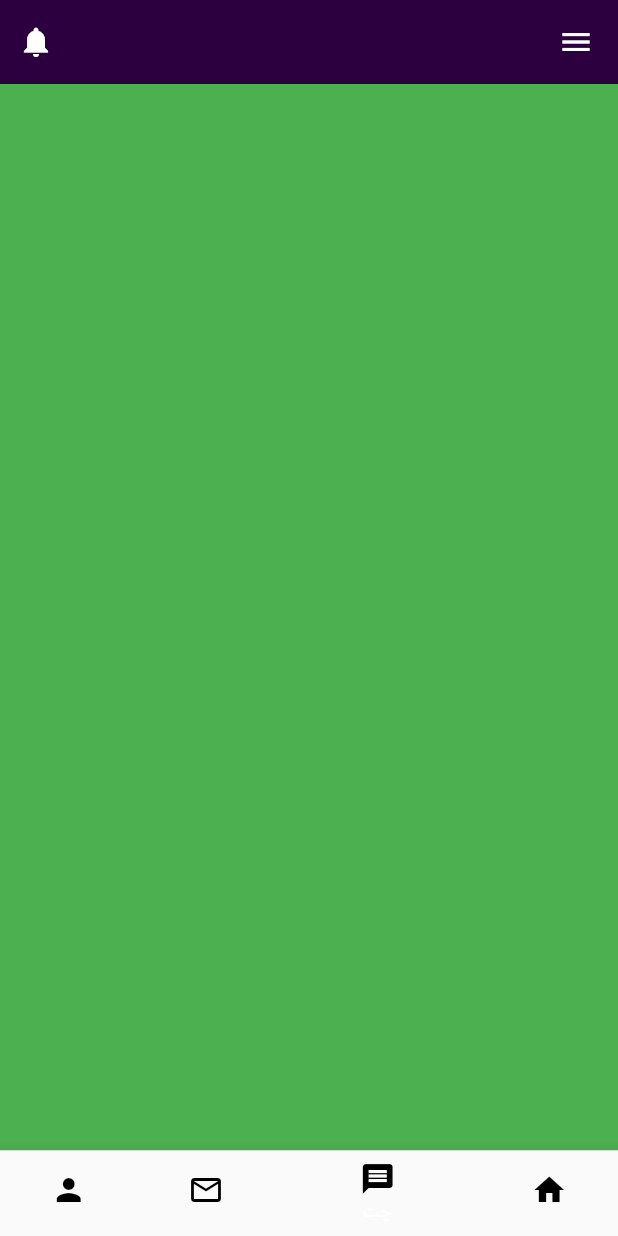
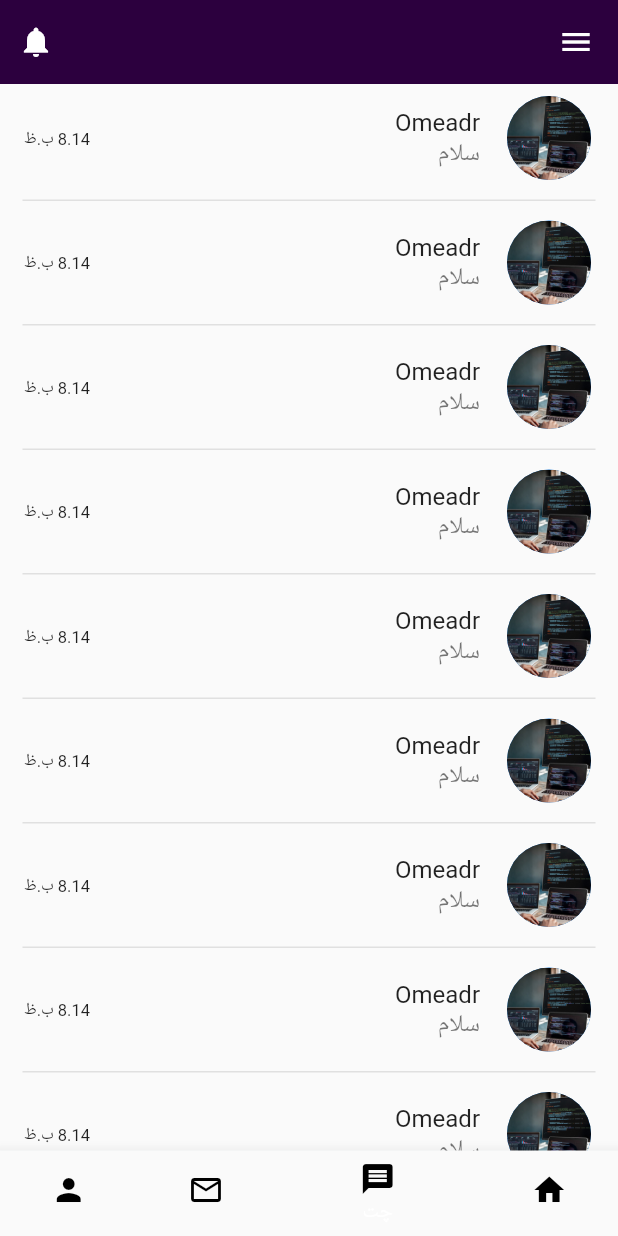
Before and after one commit to Mahdeei/Stube-application, a Flutter app: the screen it shows after launch, item 2 of the bottom bar chosen, on a phone screen of 412 x 824 dp. Run offline on Flutter 3.47's test engine with Material 2 defaults, Android fonts, the phone set to English and light mode, and no system bars; our stand-ins replace carousel_slider.

Commit message:
add my request page and my message page

```diff
--- a/lib/HomePage/MyMessagePage.dart
+++ b/lib/HomePage/MyMessagePage.dart
@@ -1,8 +1,43 @@
 import 'package:flutter/material.dart';
+import 'package:stubbbb/AgahPage.dart';
+import 'package:stubbbb/mahde/home.dart';
 
 class MyMessagePage extends StatelessWidget {
   @override
   Widget build(BuildContext context) {
-    return Container(color: Colors.green,);
+    return Material(
+      child: new Scaffold(
+//        drawer: DrawerLists(),
+//        appBar: new AppBar(
+//          title: new Text('گفتگو'),
+//          centerTitle: true,
+//        ),
+        body: new ListView.builder(
+          itemCount: 20,
+          itemBuilder: (BuildContext context,int index)
+          => new Column(
+            children: <Widget>[
+              new GestureDetector(
+
+                  child: new Container(
+                    width: MediaQuery.of(context).size.width,
+                    child: new ListTile(
+                      title: new Text('Omeadr'),
+                      subtitle: new Text('سلام',style: TextStyle(fontSize: 16.0),),
+                      trailing: new Text('8.14 ب.ظ',style: TextStyle(fontSize: 11.0),),
+                      leading: new CircleAvatar(
+                        backgroundImage: AssetImage('assets/image/dev.jpg',),
+                        maxRadius: 30.0,
+                      ),
+                    ),
+                  ),
+                onTap: (){print('pressed chat ');},
+
+              ),
+              Line(),
+            ],
+          )
+      ),
+    ));
   }
 }
```
Also changed, not shown: lib/HomePage/MyRequestPage.dart (+133 -2 lines), pubspec.lock.
